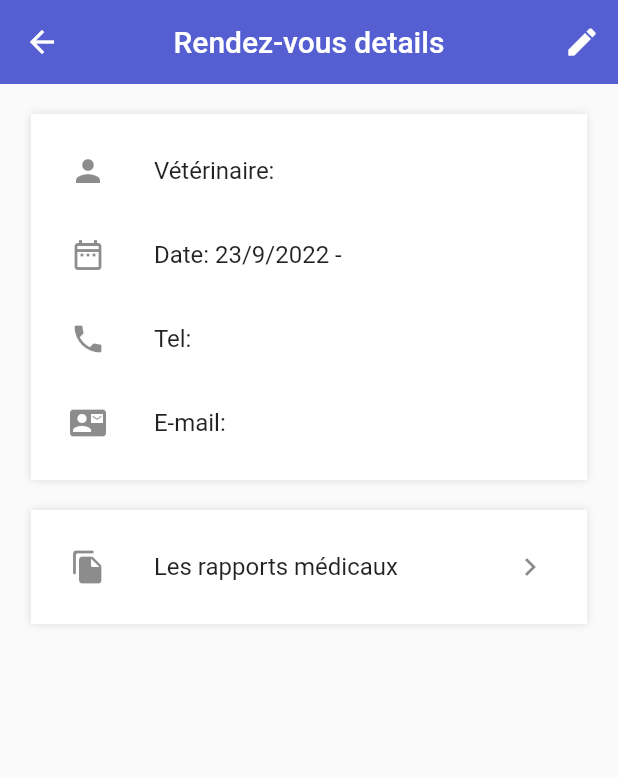
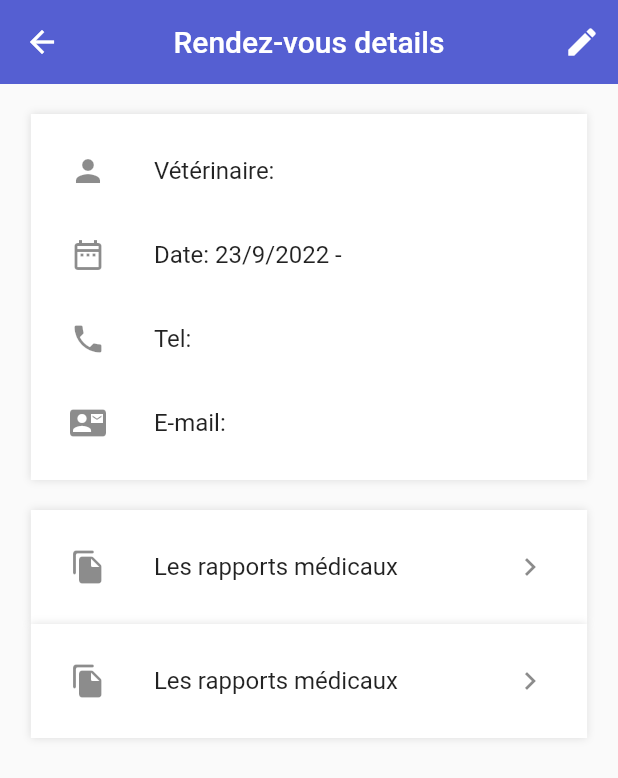
Before and after one commit to nhadjarab/tonveto-mobile, a Flutter app: the AppointmentDetailsScreen screen opened directly with empty values, after a tap on the "edit" icon, on a phone screen of 412 x 824 dp. Shown: the top 778 px of the screen. Run offline on Flutter 3.47's test engine with Material 2 defaults, Android fonts, the phone set to English and light mode, and no system bars; our stand-ins replace flutter_svg, lottie, salomon_bottom_bar, shared_preferences, sizer; accounts and stored records are empty; network calls fail.

```diff
--- a/lib/viewmodels/auth_viewmodel.dart
+++ b/lib/viewmodels/auth_viewmodel.dart
@@ -1,7 +1,9 @@
 import 'package:flutter/material.dart';
 import 'package:tonveto/models/appointment_model.dart';
 import 'package:tonveto/models/pet_model.dart';
+import 'package:tonveto/models/vet_model.dart';
 import 'package:tonveto/services/pet_service.dart';
+import 'package:tonveto/services/search_service.dart';
 
 import '../models/failure_model.dart';
 import '../models/user_model.dart';
@@ -296,4 +298,26 @@ class AuthViewModel with ChangeNotifier {
       return false;
     }
   }
+
+  Future<Veterinaire?> getVetForAppointment(String? vetId) async {
+    try {
+      final SearchService petService = SearchService();
+      loading = true;
+      notifyListeners();
+
+      Veterinaire? vet = await petService.getVet(vetId, user?.id, token);
+
+      loading = false;
+      notifyListeners();
+      return vet;
+    } on Failure catch (f) {
+      loading = false;
+      errorMessage = f.message;
+      notifyListeners();
+    } catch (e) {
+      loading = false;
+      notifyListeners();
+      print(e);
+    }
+  }
 }
--- a/lib/views/screens/appointments/appointment_details_screen.dart
+++ b/lib/views/screens/appointments/appointment_details_screen.dart
@@ -3,14 +3,32 @@ import 'package:provider/provider.dart';
 import 'package:sizer/sizer.dart';
 import 'package:tonveto/config/theme.dart';
 import 'package:tonveto/models/appointment_model.dart';
+import 'package:tonveto/models/vet_model.dart';
 import 'package:tonveto/viewmodels/auth_viewmodel.dart';
 import 'package:tonveto/views/screens/appointments/medical_records_screen.dart';
 import 'package:tonveto/views/widgets/custom_progress.dart';
 
-class AppointmentDetailsScreen extends StatelessWidget {
+class AppointmentDetailsScreen extends StatefulWidget {
   final Appointment appointment;
   const AppointmentDetailsScreen({Key? key, required this.appointment})
       : super(key: key);
+
+  @override
+  State<AppointmentDetailsScreen> createState() =>
+      _AppointmentDetailsScreenState();
+}
+
+class _AppointmentDetailsScreenState extends State<AppointmentDetailsScreen> {
+  Veterinaire? veterinaire;
+
+  @override
+  void initState() {
+    super.initState();
+    WidgetsBinding.instance.addPostFrameCallback((_) async {
+      veterinaire = await Provider.of<AuthViewModel>(context, listen: false)
+          .getVetForAppointment(widget.appointment.vet?.id);
+    });
+  }
 
   @override
   Widget build(BuildContext context) {
@@ -63,20 +81,21 @@ class AppointmentDetailsScreen extends StatelessWidget {
                       ListTile(
                         leading: const Icon(Icons.person),
                         title: Text(
-                            "Vétérinaire: ${appointment.vet?.first_name} ${appointment.vet?.last_name}"),
+                            "Vétérinaire: ${widget.appointment.vet?.first_name} ${widget.appointment.vet?.last_name}"),
                       ),
                       ListTile(
                         leading: const Icon(Icons.date_range_outlined),
                         title: Text(
-                            "Date: ${appointment.date?.day}/${appointment.date?.month}/${appointment.date?.year} - ${appointment.time}"),
+                            "Date: ${widget.appointment.date?.day}/${widget.appointment.date?.month}/${widget.appointment.date?.year} - ${widget.appointment.time}"),
                       ),
                       ListTile(
                         leading: const Icon(Icons.phone),
-                        title: Text("Tel: ${appointment.vet?.phone_number}"),
+                        title: Text(
+                            "Tel: ${widget.appointment.vet?.phone_number}"),
                       ),
                       ListTile(
                         leading: const Icon(Icons.contact_mail),
-                        title: Text("E-mail: ${appointment.vet?.email}"),
+                        title: Text("E-mail: ${widget.appointment.vet?.email}"),
                       ),
                     ],
                   ),
@@ -102,14 +121,47 @@ class AppointmentDetailsScreen extends StatelessWidget {
                         onTap: () {
                           Navigator.of(context).push(MaterialPageRoute(
                             builder: (context) => MedicalRecordsScreen(
-                              records: appointment.medicalReports ?? [],
+                              records: widget.appointment.medicalReports ?? [],
                             ),
                           ));
                         },
                       ),
                     ],
                   ),
-                )
+                ),
+                auth.loading
+                    ? const Center(child: CustomProgress())
+                    : Container(
+                        margin: EdgeInsets.symmetric(
+                          horizontal: 5.w,
+                        ),
+                        padding: const EdgeInsets.all(10),
+                        decoration: const BoxDecoration(
+                            color: Colors.white,
+                            boxShadow: [
+                              BoxShadow(
+                                color: Colors.black12,
+                                blurRadius: 4.0,
+                              )
+                            ]),
+                        child: Column(
+                          children: [
+                            ListTile(
+                              leading: const Icon(Icons.file_copy_rounded),
+                              title: const Text("Les rapports médicaux"),
+                              trailing: const Icon(Icons.keyboard_arrow_right),
+                              onTap: () {
+                                Navigator.of(context).push(MaterialPageRoute(
+                                  builder: (context) => MedicalRecordsScreen(
+                                    records:
+                                        widget.appointment.medicalReports ?? [],
+                                  ),
+                                ));
+                              },
+                            ),
+                          ],
+                        ),
+                      ),
               ],
             ),
           );
```
